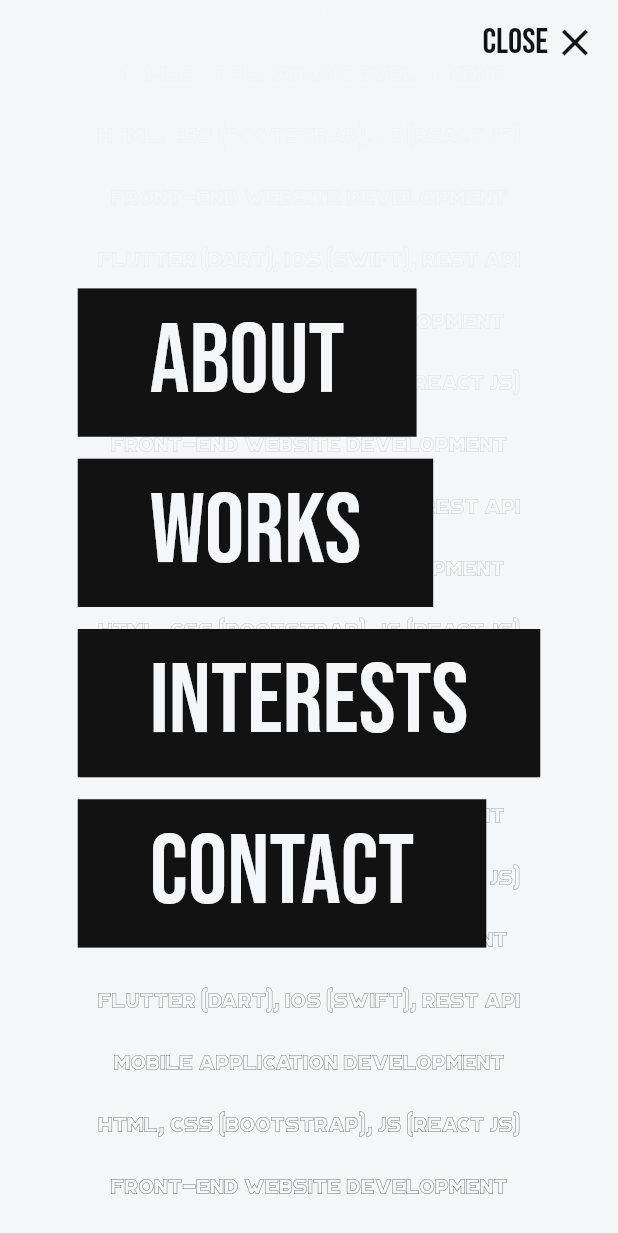
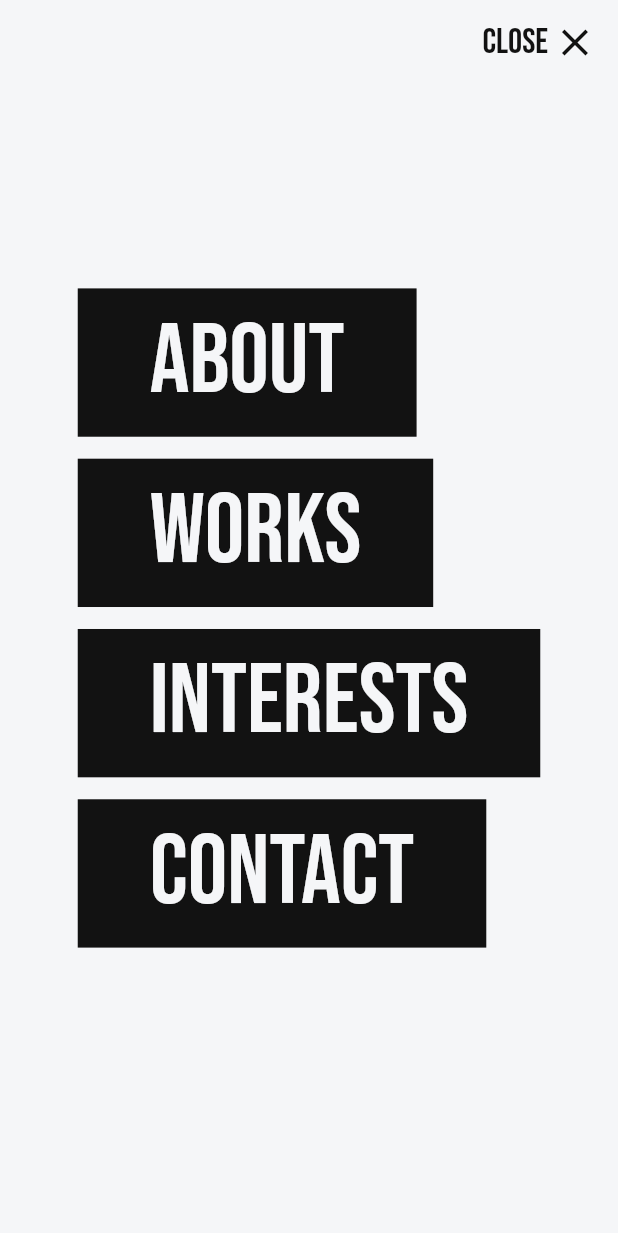
Before and after one commit to narindraditantyo/personal_portfolio-flutter_web, a Flutter app: the screen it shows after launch, after a tap on "Menu", on a phone screen of 412 x 824 dp. Shown: the top 1233 px of the screen. Run offline on Flutter 3.47's test engine with Material 2 defaults, Android fonts, the light colour scheme and no system bars; our stand-ins replace google_fonts.

Commit message:
[DONE] Rearrange landing page by removing annoying background text

```diff
--- a/lib/main.dart
+++ b/lib/main.dart
@@ -1,5 +1,9 @@
 import 'package:flutter/material.dart';
+import 'package:narindraditantyo/views/about_page.dart';
+import 'package:narindraditantyo/views/contact_page.dart';
+import 'package:narindraditantyo/views/interests_page.dart';
 import 'package:narindraditantyo/views/landing_page.dart';
+import 'package:narindraditantyo/views/works_page.dart';
 
 void main() {
   runApp(MyApp());
@@ -11,7 +15,14 @@ class MyApp extends StatelessWidget {
     return MaterialApp(
       debugShowCheckedModeBanner: false,
       title: 'Gregorius Agung Narindra Aditantyo',
-      home: LandingPage(),
+      initialRoute: '/',
+      routes: {
+        '/': (context) => LandingPage(),
+        '/about': (context) => AboutPage(),
+        '/works': (context) => WorksPage(),
+        '/interests': (context) => InterestsPage(),
+        '/contact': (context) => ContactPage()
+      }
     );
   }
 }
--- a/lib/views/about_page.dart
+++ b/lib/views/about_page.dart
@@ -0,0 +1,15 @@
+import 'package:flutter/material.dart';
+
+class AboutPage extends StatefulWidget {
+  @override
+  _AboutPageState createState() => _AboutPageState();
+}
+
+class _AboutPageState extends State<AboutPage> {
+  @override
+  Widget build(BuildContext context) {
+    return Container(
+
+    );
+  }
+}
--- a/lib/views/contact_page.dart
+++ b/lib/views/contact_page.dart
@@ -0,0 +1,15 @@
+import 'package:flutter/material.dart';
+
+class ContactPage extends StatefulWidget {
+  @override
+  _ContactPageState createState() => _ContactPageState();
+}
+
+class _ContactPageState extends State<ContactPage> {
+  @override
+  Widget build(BuildContext context) {
+    return Container(
+
+    );
+  }
+}
--- a/lib/views/interests_page.dart
+++ b/lib/views/interests_page.dart
@@ -0,0 +1,15 @@
+import 'package:flutter/material.dart';
+
+class InterestsPage extends StatefulWidget {
+  @override
+  _InterestsPageState createState() => _InterestsPageState();
+}
+
+class _InterestsPageState extends State<InterestsPage> {
+  @override
+  Widget build(BuildContext context) {
+    return Container(
+
+    );
+  }
+}
--- a/lib/views/landing_page.dart
+++ b/lib/views/landing_page.dart
@@ -13,7 +13,9 @@ class _LandingPageState extends State<LandingPage> {
   Widget build(BuildContext context) {
     return Scaffold(
       extendBodyBehindAppBar: true,
-      appBar: AppBar(
+      appBar: PreferredSize(
+        preferredSize: Size.fromHeight(MediaQuery.of(context).size.height/0.2),
+        child: AppBar(
           elevation: 0,
           backgroundColor: Colors.transparent,
           actions: [
@@ -51,6 +53,7 @@ class _LandingPageState extends State<LandingPage> {
             SizedBox(width: MediaQuery.of(context).size.width/30)
           ],
         ),
+      ),
       body: Stack(
         children: [
           Container(
@@ -58,7 +61,6 @@ class _LandingPageState extends State<LandingPage> {
             height: MediaQuery.of(context).size.height,
             decoration: _backgroundDecoration()
           ),
-          _landingBackground(),
           Center(
             child: Row(
               mainAxisAlignment: MainAxisAlignment.center,
@@ -126,76 +128,6 @@ class _LandingPageState extends State<LandingPage> {
     );
   }
 
-  Widget _landingBackground() {
-    if(MediaQuery.of(context).size.width >= 1280) {
-      return Column(
-        mainAxisAlignment: MainAxisAlignment.center,
-        crossAxisAlignment: CrossAxisAlignment.stretch,
-        children: [
-          _text1(0.03125),
-          _text2(0.0625),
-          _text3(0.125),
-          _text4(0.25),
-          _text1(0.375),
-          _text2(0.5),
-          _text3(0.625),
-          _text4(0.75),
-          _text1(0.875),
-          _text2(1.0),
-        ],
-      );
-    } else if(MediaQuery.of(context).size.width >= 425) {
-      return Column(
-        mainAxisAlignment: MainAxisAlignment.center,
-        crossAxisAlignment: CrossAxisAlignment.stretch,
-        children: [
-          _text1(0.015625),
-          _text2(0.03125),
-          _text3(0.046875),
-          _text4(0.0625),
-          _text1(0.09375),
-          _text2(0.125),
-          _text3(0.1875),
-          _text4(0.25),
-          _text1(0.3125),
-          _text2(0.375),
-          _text3(0.5),
-          _text4(0.625),
-          _text1(0.75),
-          _text2(0.875),
-          _text3(1.0),
-        ],
-      );
-    } else {
-      return Column(
-        mainAxisAlignment: MainAxisAlignment.center,
-        crossAxisAlignment: CrossAxisAlignment.stretch,
-        children: [
-          _text1(0.015625),
-          _text2(0.03125),
-          _text3(0.046875),
-          _text4(0.0625),
-          _text1(0.09375),
-          _text2(0.125),
-          _text3(0.1875),
-          _text4(0.25),
-          _text1(0.3125),
-          _text2(0.375),
-          _text3(0.4375),
-          _text4(0.5),
-          _text1(0.5625),
-          _text2(0.625),
-          _text3(0.6875),
-          _text4(0.75),
-          _text1(0.8125),
-          _text2(0.875),
-          _text3(0.9375),
-          _text4(1.0),
-        ],
-      );
-    }
-  }
-
   _backgroundDecoration() {
     if(_burgerClicked == false) {
       return BoxDecoration(
@@ -212,110 +144,15 @@ class _LandingPageState extends State<LandingPage> {
     }
   }
 
-  Widget _text1(double opacity) {
-    return Expanded(
-      child: Text(
-        "Flutter (Dart), iOS (Swift), REST API",
-        textAlign: TextAlign.center,
-        style: _textStyle(opacity, _backgroundSpacing1()),
-      ),
-    );
-  }
-
-  Widget _text2(double opacity) {
-    return Expanded(
-      child: Text(
-        "Mobile Application Development",
-        textAlign: TextAlign.center,
-        style: _textStyle(opacity, _backgroundSpacing2()),
-      ),
-    );
-  }
-
-  Widget _text3(double opacity) {
-    return Expanded(
-      child: Text(
-        "HTML, CSS (Bootstrap), JS (React JS)",
-        textAlign: TextAlign.center,
-        style: _textStyle(opacity, _backgroundSpacing1()),
-      ),
-    );
-  }
-
-  Widget _text4(double opacity) {
-    return Expanded(
-      child: Text(
-        "Front-end Website Development",
-        textAlign: TextAlign.center,
-        style: _textStyle(opacity, _backgroundSpacing2())
-      ),
-    );
-  }
-
   Widget _profilePhoto() {
     if(MediaQuery.of(context).size.width >= 1024) {
-      if(_burgerClicked) {
       return Image.asset(
-          "assets/profile_photo.png",
+        _burgerClicked ? "assets/profile_photo.png" : "assets/profile_photo_bw.png",
         height: MediaQuery.of(context).size.height,
+        fit: BoxFit.cover,
       );
-      } else {
-        return Image.asset(
-          "assets/profile_photo_bw.png",
-          height: MediaQuery.of(context).size.height,
-        );
-      }
     } else {
       return SizedBox(width: 0);
     }
   }
-
-  _textStyle(double opacity, double spacing) {
-    return TextStyle(
-      color: _burgerClicked == false ? Color(0xffF5F6F8).withOpacity(opacity) : Color(0xff121212).withOpacity(opacity),
-      fontFamily: 'Portico Outline',
-      fontSize: _backgroundFontSize(),
-      letterSpacing: spacing
-    );
 }
-
-  _backgroundFontSize() {
-    if(MediaQuery.of(context).size.width >= 1280) {
-      return MediaQuery.of(context).size.height/12.5;
-    } else if(MediaQuery.of(context).size.width >= 1024) {
-      return MediaQuery.of(context).size.height/18.75;
-    } else if(MediaQuery.of(context).size.width >= 768) {
-      return MediaQuery.of(context).size.height/25;
-    } else if(MediaQuery.of(context).size.width >= 425) {
-      return MediaQuery.of(context).size.height/28.125;
-    }
-  }
-
-  _backgroundSpacing1() {
-    if(MediaQuery.of(context).size.width >= 1440) {
-      return MediaQuery.of(context).size.width/968;
-    } else if(MediaQuery.of(context).size.width >= 1280) {
-      return MediaQuery.of(context).size.width/204.8;
-    } else if(MediaQuery.of(context).size.width >= 1024) {
-      return MediaQuery.of(context).size.width/186;
-    } else if(MediaQuery.of(context).size.width >= 768) {
-      return MediaQuery.of(context).size.width/92;
-    } else if(MediaQuery.of(context).size.width >= 425) {
-      return MediaQuery.of(context).size.width/425;
-    }
-  }
-
-  _backgroundSpacing2() {
-    if(MediaQuery.of(context).size.width >= 1440) {
-        return MediaQuery.of(context).size.width/312;
-    } else if(MediaQuery.of(context).size.width >= 1280) {
-      return MediaQuery.of(context).size.width/128;
-    } else if(MediaQuery.of(context).size.width >= 1024) {
-      return MediaQuery.of(context).size.width/108;
-    } else if(MediaQuery.of(context).size.width >= 768) {
-      return MediaQuery.of(context).size.width/68;
-    } else if(MediaQuery.of(context).size.width >= 425) {
-      return MediaQuery.of(context).size.width/224;
-    }
-  }
-}
--- a/lib/views/works_page.dart
+++ b/lib/views/works_page.dart
@@ -0,0 +1,15 @@
+import 'package:flutter/material.dart';
+
+class WorksPage extends StatefulWidget {
+  @override
+  _WorksPageState createState() => _WorksPageState();
+}
+
+class _WorksPageState extends State<WorksPage> {
+  @override
+  Widget build(BuildContext context) {
+    return Container(
+
+    );
+  }
+}
```
Also changed, not shown: 1 other file. Lines whose indentation alone changed are shown as unchanged.
